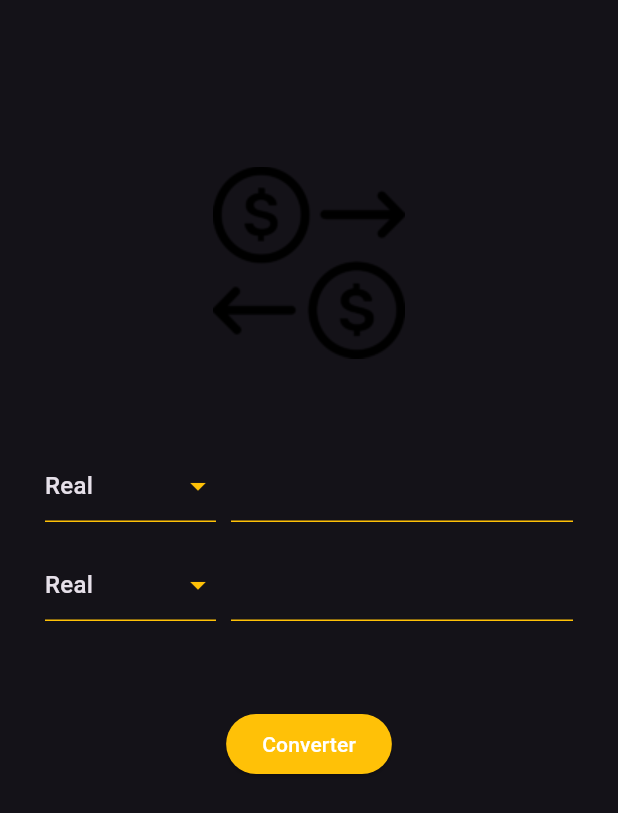
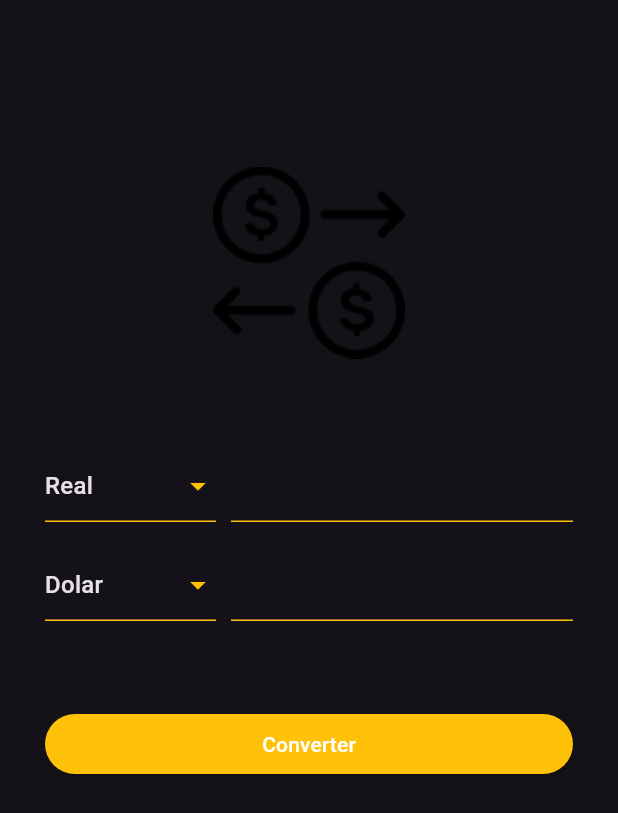
Before and after one commit to felipe515/converter-moedas, a Flutter app: the screen it shows after launch, on a phone screen of 412 x 824 dp. Shown: the top 813 px of the screen. Run offline on Flutter 3.47's test engine with Material 3 defaults, Android fonts, the phone set to English and light mode, and no system bars.

Commit message:
ligando view com o controller

```diff
--- a/lib/app/components/moeda_box.dart
+++ b/lib/app/components/moeda_box.dart
@@ -1,14 +1,13 @@
+import 'package:conversor_moedas/app/models/moeda_model.dart';
 import 'package:flutter/material.dart';
 
-class MoedaBox extends StatefulWidget {
-  const MoedaBox({super.key});
+class MoedaBox extends StatelessWidget {
+  final List<MoedaModel> itens;
+  final MoedaModel selectedItem;
+  final TextEditingController controller;
+  final void Function(MoedaModel?)? onChanged;
 
-  @override
-  _MoedaBoxState createState() => _MoedaBoxState();
-}
-
-class _MoedaBoxState extends State<MoedaBox> {
-  String dropdownValue = 'Real';
+  const MoedaBox({super.key, required this.itens, required this.controller, required this.selectedItem, required this.onChanged});
 
   @override
   Widget build(BuildContext context) {
@@ -18,40 +17,33 @@ class _MoedaBoxState extends State<MoedaBox> {
         Expanded(
           child: SizedBox(
             height: 56,
-                      child: DropdownButton(
+            child: DropdownButton<MoedaModel>(
               iconEnabledColor: Colors.amber,
               isExpanded: true,
-                        value: dropdownValue,
+              value: selectedItem,
               underline: Container(
                 height: 1,
                 color: Colors.amber,
               ),
-                        items: const [
-                          DropdownMenuItem(value: 'Real', child: Text('Real')),
-                          DropdownMenuItem(value: 'Dolar', child: Text('Dolar')),
-                        ],
-                        onChanged: (value) {
-                          setState(() {
-                            dropdownValue = value.toString();
-                          });
-                        },
+              items: itens.map((e) => DropdownMenuItem(
+                value: e,
+                child: Text(e.name))).toList(),
+              onChanged: onChanged,
             ),
           ),
         ),
         const SizedBox(width: 10),
-                  const Expanded(
+         Expanded(
           flex: 2,
           child: TextField(
+            controller: controller,
             decoration: InputDecoration(
               enabledBorder: UnderlineInputBorder(
-                          borderSide: BorderSide(color: Colors.amber)
-                        ),
-
+                  borderSide: BorderSide(color: Colors.amber)),
             ),
           ),
         ),
       ],
     );
   }
-
 }
--- a/lib/app/views/home_view.dart
+++ b/lib/app/views/home_view.dart
@@ -1,16 +1,24 @@
 import 'package:conversor_moedas/app/components/moeda_box.dart';
+import 'package:conversor_moedas/app/controllers/home_controller.dart';
 import 'package:flutter/material.dart';
 
-
 class HomeView extends StatefulWidget {
-  HomeView({Key? key}) : super(key: key);
-
   @override
   _HomeViewState createState() => _HomeViewState();
+  //State<HomeView> createState() => _HomeViewState();
 }
 
 class _HomeViewState extends State<HomeView> {
+  final TextEditingController toText = TextEditingController();
 
+  final TextEditingController fromText = TextEditingController();
+  late HomeController homeController;
+
+  @override
+  void initState() {
+    super.initState();
+    homeController = HomeController(toText: toText, fromText: fromText);
+  }
 
   @override
   Widget build(BuildContext context) {
@@ -19,20 +27,39 @@ class _HomeViewState extends State<HomeView> {
         width: MediaQuery.of(context).size.width,
         height: MediaQuery.of(context).size.height,
         child: Padding(
-          padding: const EdgeInsets.only(left: 30, right: 30, top: 100, bottom: 20),
-          child: Column(
+          padding:
+              const EdgeInsets.only(left: 30, right: 30, top: 100, bottom: 20),
+          child: ListView(
             children: [
               Image.asset('assets/moeda1.png', width: 150, height: 150),
               const SizedBox(height: 50),
-              const MoedaBox(),
+              MoedaBox(
+                  selectedItem: homeController.toMoeda,
+                  controller: toText,
+                  itens: homeController.moedas,
+                  onChanged: (model) {
+                    setState(() {
+                      homeController.toMoeda = model!;
+                    });
+                  }),
               const SizedBox(height: 10),
-              const MoedaBox(),
+              MoedaBox(
+                  selectedItem: homeController.fromMoeda,
+                  controller: fromText,
+                  itens: homeController.moedas,
+                  onChanged: (model) {
+                    setState(() {
+                      homeController.fromMoeda = model!;
+                    });
+                  }),
               const SizedBox(height: 50),
               ElevatedButton(
                 style: ElevatedButton.styleFrom(
-                  backgroundColor: Colors.amber, foregroundColor: Colors.white
-                ),
-                onPressed: () {},
+                    backgroundColor: Colors.amber,
+                    foregroundColor: Colors.white),
+                onPressed: () {
+                  homeController.convert();
+                },
                 child: const Text('Converter'),
               ),
             ],
```
Lines whose indentation alone changed are shown as unchanged.
